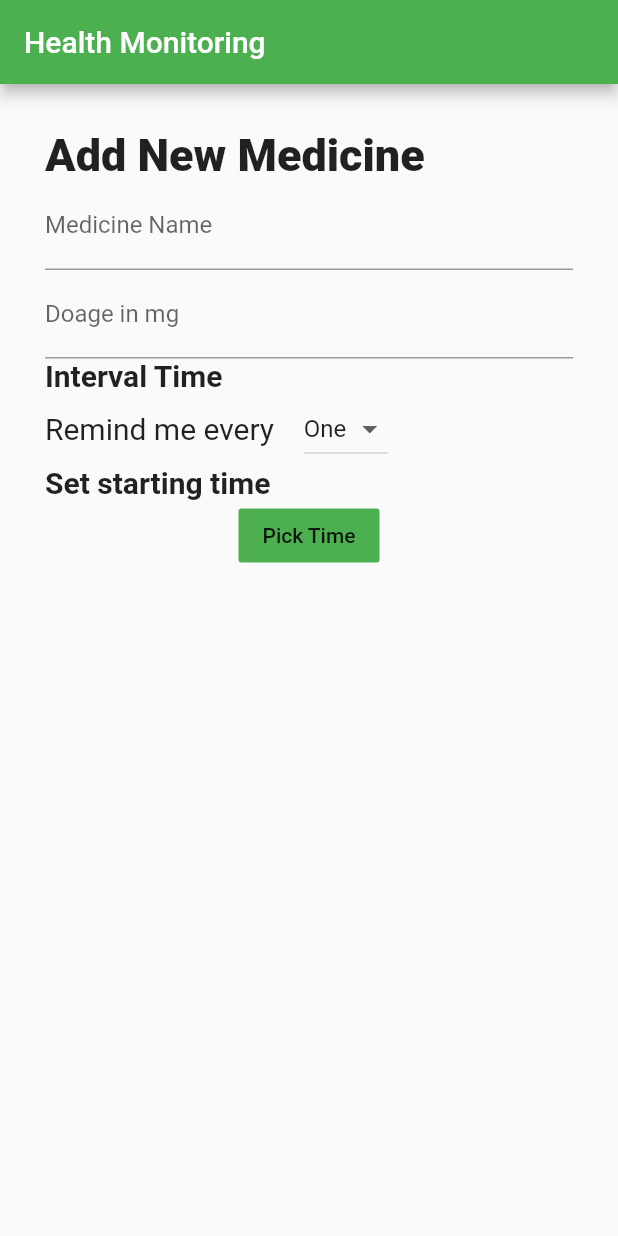
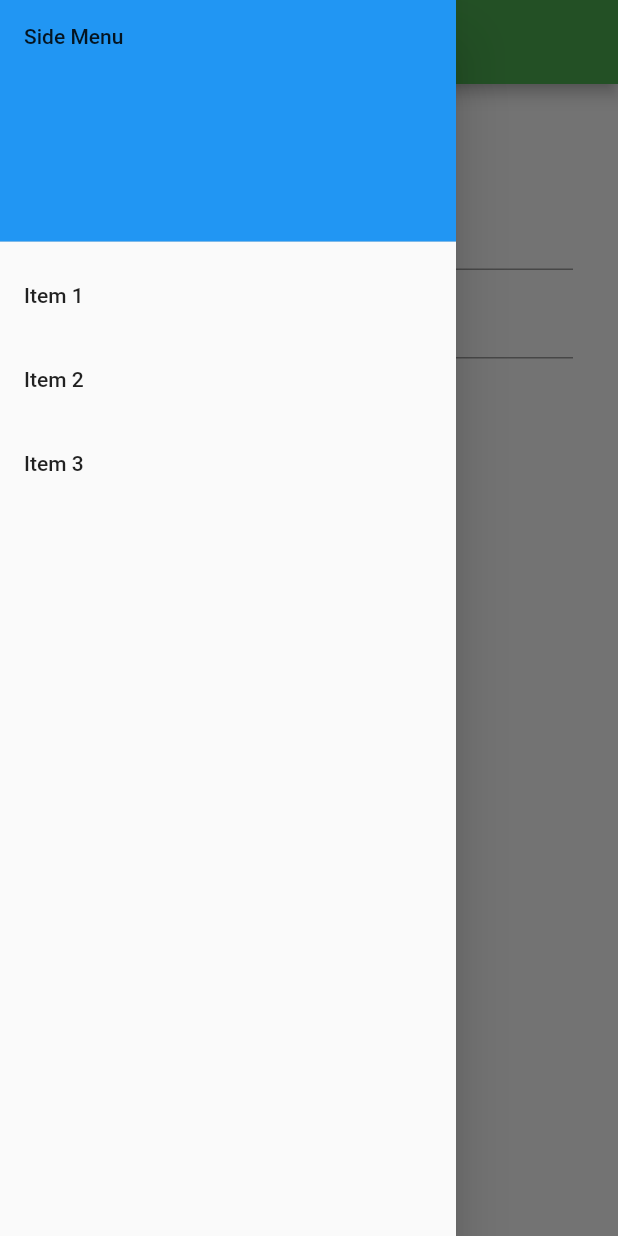
Before and after one commit to zenraiching/healthmonitor, a Flutter app: the screen it shows after launch, with the side drawer open (before the commit the screen has no drawer), on a phone screen of 412 x 824 dp. Run offline on Flutter 3.47's test engine with Material 2 defaults, Android fonts, the phone set to English and light mode, and no system bars.

```diff
--- a/lib/main.dart
+++ b/lib/main.dart
@@ -21,6 +21,25 @@ class HomeApp extends StatelessWidget {
   @override
   Widget build(BuildContext context) {
     return Scaffold(
+        drawer: Drawer(
+            child: ListView(
+          children: [
+            DrawerHeader(
+                child: Text("Side Menu"),
+                decoration: BoxDecoration(color: Colors.blue)),
+            ListTile(
+              title: Text("Item 1"),
+            ),
+            ListTile(
+              title: Text("Item 2"),
+            ),
+            ListTile(
+                title: Text("Item 3"),
+                onTap: () {
+                  Navigator.pop(context);
+                }),
+          ],
+        )),
         appBar: AppBar(
           backgroundColor: Colors.green,
           title: Text("Health Monitoring"),
@@ -28,7 +47,6 @@ class HomeApp extends StatelessWidget {
         body: Container(
             child: Column(
           children: [Medicine()],
-      )),
-    );
+        )));
   }
 }
```
Also changed, not shown: lib/Database/db_connect.dart (added). Lines whose indentation alone changed are shown as unchanged.
